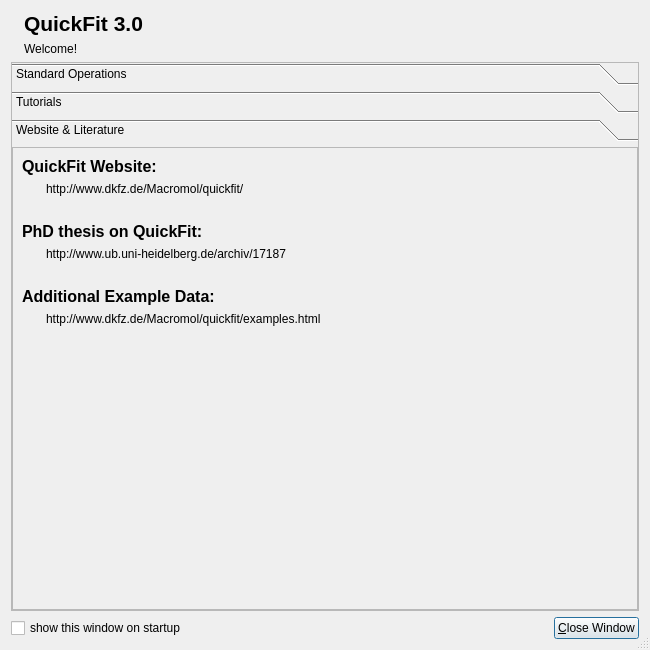
Qt form application/dlgwelcomescreen.ui (jkriege2/QuickFit3) before a commit.
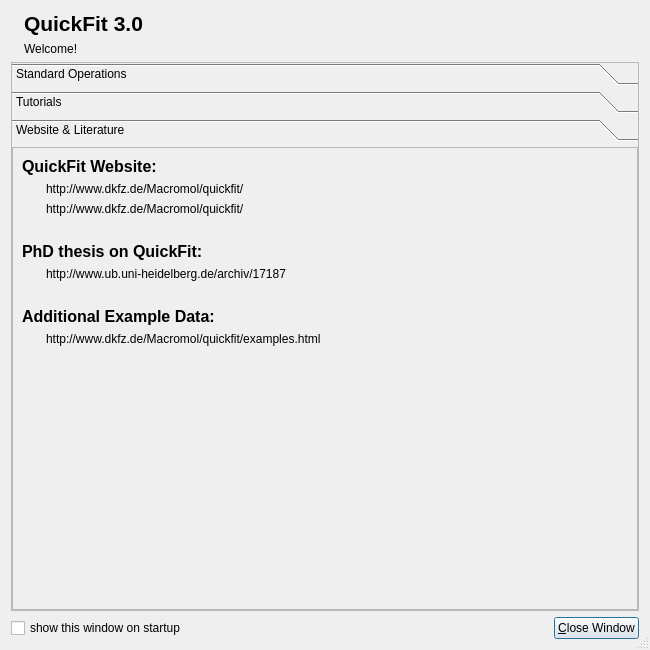
The same form after that commit. Icons and pictures are not drawn. Custom widgets are drawn as their Qt base class.

```diff
--- a/application/dlgwelcomescreen.ui
+++ b/application/dlgwelcomescreen.ui
@@ -287,6 +287,22 @@
             </property>
            </widget>
           </item>
+          <item>
+           <widget class="QFEnhancedLabel" name="labSourcecode">
+            <property name="cursor">
+             <cursorShape>PointingHandCursor</cursorShape>
+            </property>
+            <property name="text">
+             <string>http://www.dkfz.de/Macromol/quickfit/</string>
+            </property>
+            <property name="indent">
+             <number>24</number>
+            </property>
+            <property name="textInteractionFlags">
+             <set>Qt::LinksAccessibleByMouse|Qt::TextSelectableByMouse</set>
+            </property>
+           </widget>
+          </item>
           <item>
            <spacer name="verticalSpacer_2">
             <property name="orientation">
```
Left out of the diff: 16 changed lines with no effect on the pictures.
